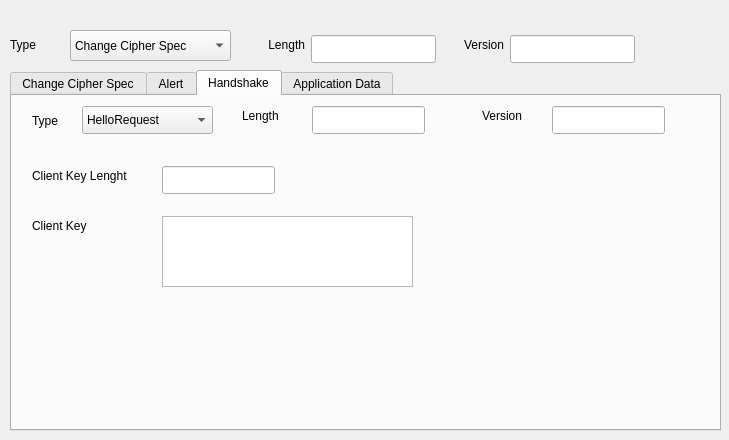
Before: the Qt Designer form common/ssl.ui in karthikbhata97/ostinato, drawn with Qt 5.
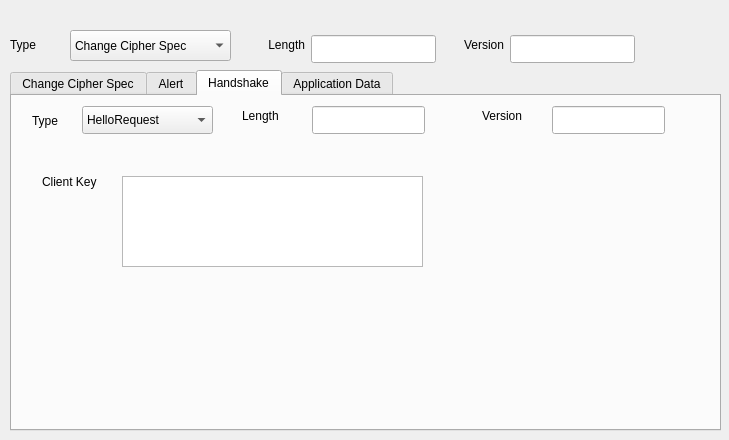
After: the same form once the commit is applied. The open tabs and pages were chosen to show the change.

Diff of the .ui file:
```diff
--- a/common/ssl.ui
+++ b/common/ssl.ui
@@ -760,46 +760,23 @@
       </widget>
      </widget>
      <widget class="QWidget" name="pgCKEx">
-      <widget class="QLineEdit" name="leClientKeyLen">
-       <property name="geometry">
-        <rect>
-         <x>150</x>
-         <y>30</y>
-         <width>113</width>
-         <height>28</height>
-        </rect>
-       </property>
-      </widget>
-      <widget class="QLabel" name="label_23">
-       <property name="geometry">
-        <rect>
-         <x>20</x>
-         <y>30</y>
-         <width>131</width>
-         <height>20</height>
-        </rect>
-       </property>
-       <property name="text">
-        <string>Client Key Lenght</string>
-       </property>
-      </widget>
       <widget class="QTextEdit" name="teClientKey">
        <property name="geometry">
         <rect>
-         <x>150</x>
-         <y>80</y>
-         <width>251</width>
-         <height>71</height>
+         <x>110</x>
+         <y>40</y>
+         <width>301</width>
+         <height>91</height>
         </rect>
        </property>
       </widget>
       <widget class="QLabel" name="label_25">
        <property name="geometry">
         <rect>
-         <x>20</x>
-         <y>80</y>
-         <width>111</width>
-         <height>20</height>
+         <x>30</x>
+         <y>30</y>
+         <width>71</width>
+         <height>31</height>
         </rect>
        </property>
        <property name="text">
```
Left out of the diff: 2 changed lines with no effect on the pictures.
